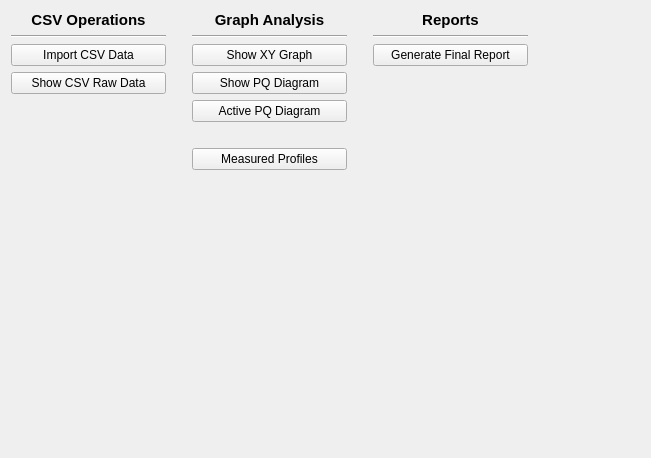
Before: the Qt Designer form dp_app/include/UIs/ControlPanelTab.ui in stejskald/FVE-testing-and-data-processing, drawn with Qt 5.
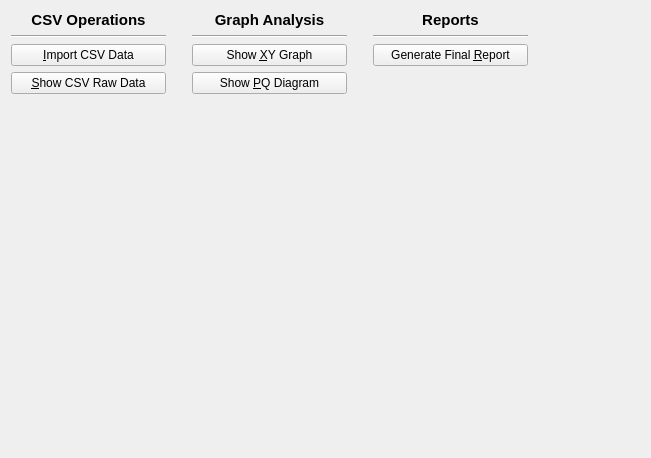
After: the same form once the commit is applied.

Commit message: - Cleaned the app-main.py - Added date_time_format to appConfig.ini and updated fileTools.py - Updated tab GUIs: icons assigned to buttons on ControlPanelTab and prepared XYGraphTab for plot implementation - Handled inconsistency between appConfig.ini and loaded CSV data file

Patch:
```diff
--- a/dp_app/include/UIs/ControlPanelTab.ui
+++ b/dp_app/include/UIs/ControlPanelTab.ui
@@ -53,14 +53,14 @@
        <item>
         <widget class="QPushButton" name="pushBtbVoltMeas">
          <property name="text">
-          <string>Import CSV Data</string>
+          <string>&amp;Import CSV Data</string>
          </property>
         </widget>
        </item>
        <item>
         <widget class="QPushButton" name="pushBtnRS485Meas">
          <property name="text">
-          <string>Show CSV Raw Data</string>
+          <string>&amp;Show CSV Raw Data</string>
          </property>
         </widget>
        </item>
@@ -122,49 +122,19 @@
        <item>
         <widget class="QPushButton" name="pushBtbVoltMeas_2">
          <property name="text">
-          <string>Show XY Graph</string>
+          <string>Show &amp;XY Graph</string>
          </property>
         </widget>
        </item>
        <item>
         <widget class="QPushButton" name="pushBtnRS485Meas_2">
          <property name="text">
-          <string>Show PQ Diagram</string>
+          <string>Show &amp;PQ Diagram</string>
          </property>
         </widget>
        </item>
        <item>
-        <widget class="QPushButton" name="pushBtnDiDoMeas_3">
-         <property name="text">
-          <string>Active PQ Diagram</string>
-         </property>
-        </widget>
-       </item>
-       <item>
-        <spacer name="vSpacerBtns1_2">
-         <property name="orientation">
-          <enum>Qt::Vertical</enum>
-         </property>
-         <property name="sizeType">
-          <enum>QSizePolicy::Fixed</enum>
-         </property>
-         <property name="sizeHint" stdset="0">
-          <size>
-           <width>20</width>
-           <height>20</height>
-          </size>
-         </property>
-        </spacer>
-       </item>
-       <item>
-        <widget class="QPushButton" name="pushBtnDiDoMeas_4">
-         <property name="text">
-          <string>Measured Profiles</string>
-         </property>
-        </widget>
-       </item>
-       <item>
-        <spacer name="vSpacerBtns2_2">
+        <spacer name="vSpacerGraphBtns2">
          <property name="orientation">
           <enum>Qt::Vertical</enum>
          </property>
@@ -221,7 +191,7 @@
        <item>
         <widget class="QPushButton" name="pushBtbVoltMeas_3">
          <property name="text">
-          <string>Generate Final Report</string>
+          <string>Generate Final &amp;Report</string>
          </property>
         </widget>
        </item>
```
Left out of the diff: 24 changed lines with no effect on the pictures. The commit also changes 14 other files.
